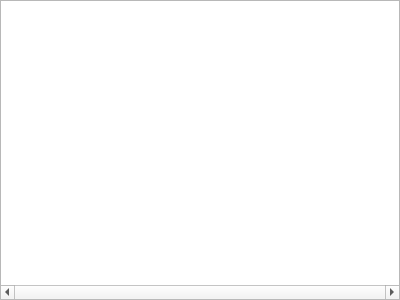
Before: the Qt Designer form fullscreenpresentation.ui in MrHase/Presentation, drawn with Qt 5.
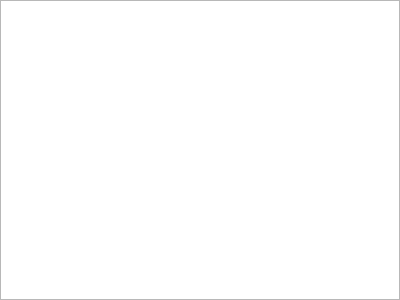
After: the same form once the commit is applied.

What changed in the file:
```diff
--- a/fullscreenpresentation.ui
+++ b/fullscreenpresentation.ui
@@ -28,8 +28,11 @@
    </property>
    <item>
     <widget class="QGraphicsView" name="graphicsView">
+     <property name="verticalScrollBarPolicy">
+      <enum>Qt::ScrollBarAlwaysOff</enum>
+     </property>
      <property name="horizontalScrollBarPolicy">
-      <enum>Qt::ScrollBarAlwaysOn</enum>
+      <enum>Qt::ScrollBarAlwaysOff</enum>
      </property>
      <property name="renderHints">
       <set>QPainter::TextAntialiasing</set>
```
